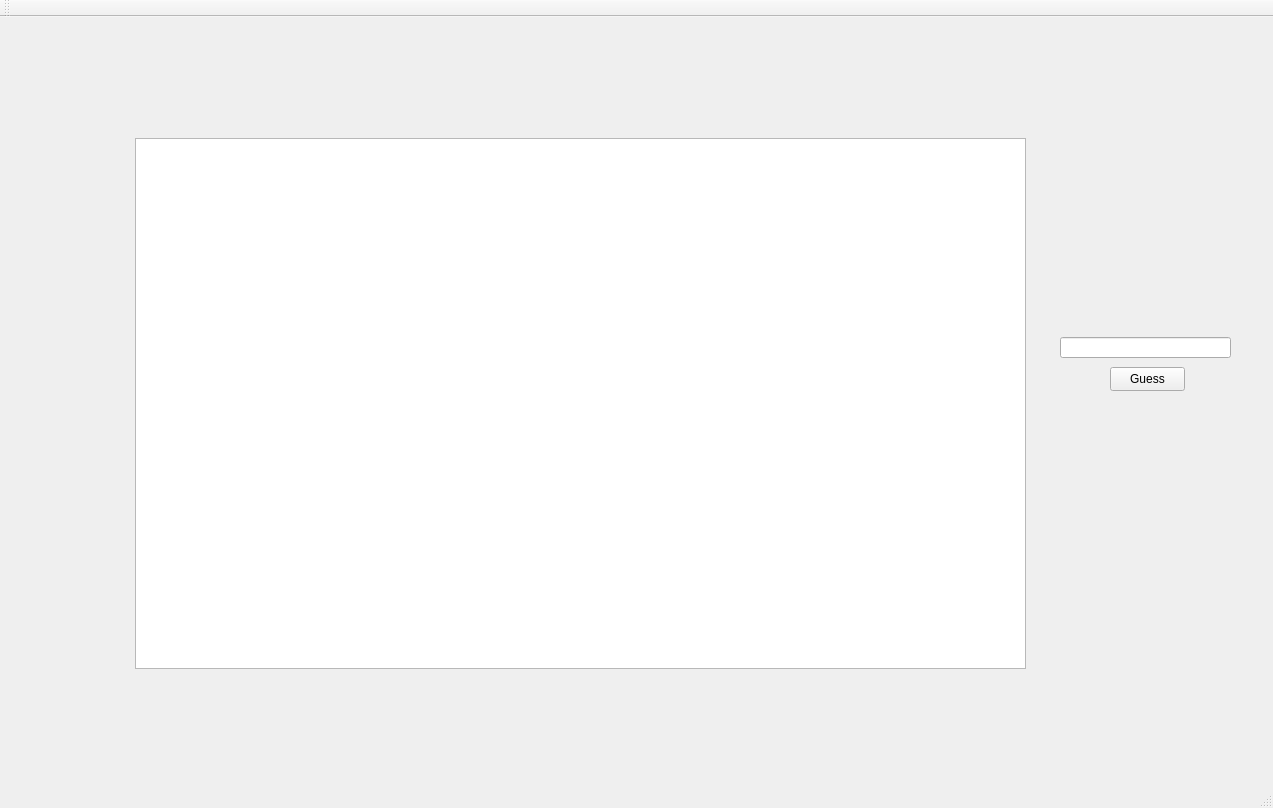
First picture: the form in Skribbl App/ClientGUI/startwindow.ui, repository codralexandra/ProjectModernCpp-Particular-Science, before the edit.
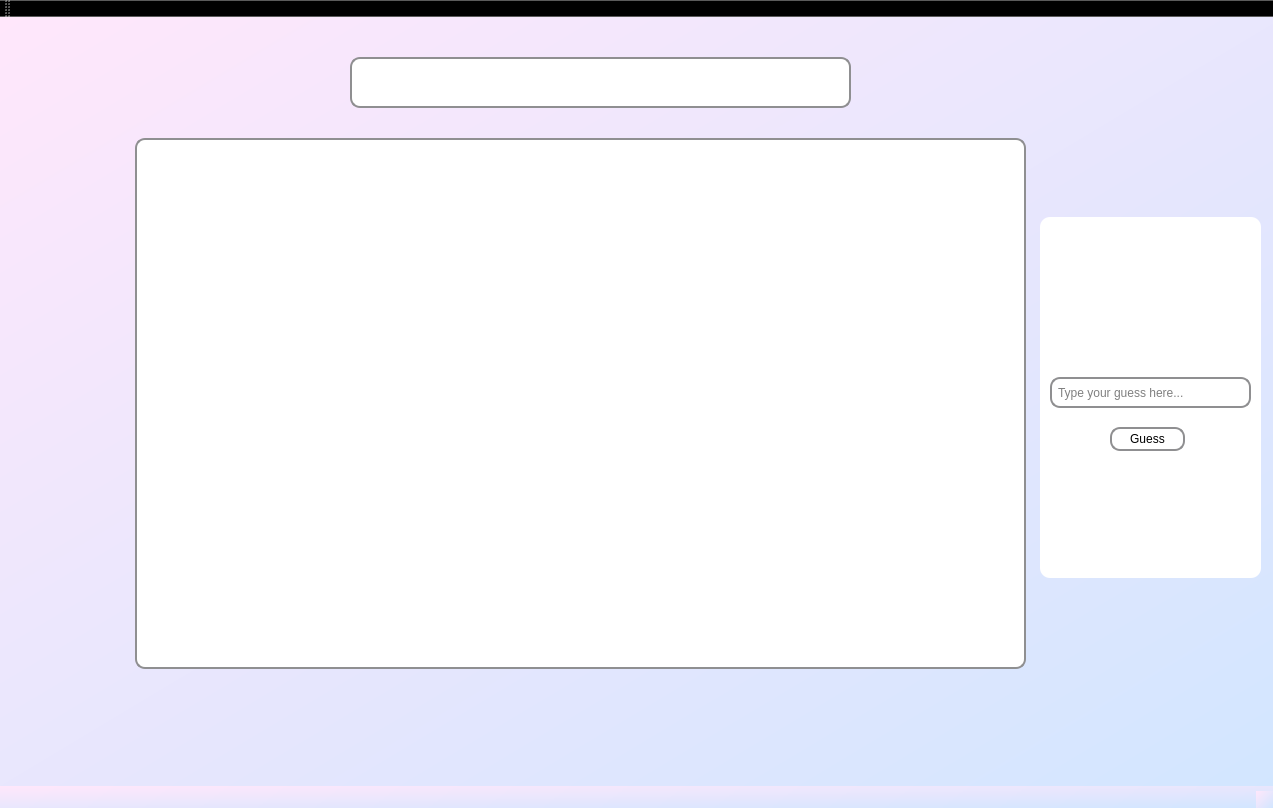
Second picture: the form after the edit.

Commit message: Cleaned up GUI, removed mute button (to be fixed or left removed)

```diff
--- a/Skribbl App/ClientGUI/startwindow.ui
+++ b/Skribbl App/ClientGUI/startwindow.ui
@@ -13,39 +13,30 @@
   <property name="windowTitle">
    <string>StartWindow</string>
   </property>
+  <property name="styleSheet">
+   <string notr="true">background: qlineargradient(spread:pad, x1:0, y1:0, x2:0.75, y2:0.79, stop:0 rgba(255, 190, 230, 255), stop:1 rgba(220, 217, 255, 255), x1:0, y1:0, x2:1, y2:1, stop:0 rgba(255, 231, 251, 255), stop:1 rgba(210, 230, 255, 255));</string>
+  </property>
   <widget class="QWidget" name="centralWidget">
-   <widget class="QLineEdit" name="wordInput">
-    <property name="geometry">
-     <rect>
-      <x>1060</x>
-      <y>320</y>
-      <width>171</width>
-      <height>21</height>
-     </rect>
-    </property>
-   </widget>
-   <widget class="QPushButton" name="pushButton">
-    <property name="geometry">
-     <rect>
-      <x>1110</x>
-      <y>350</y>
-      <width>75</width>
-      <height>24</height>
-     </rect>
-    </property>
-    <property name="text">
-     <string>Guess</string>
-    </property>
-   </widget>
    <widget class="QLabel" name="wordLabel">
     <property name="geometry">
      <rect>
-      <x>470</x>
-      <y>30</y>
-      <width>381</width>
-      <height>31</height>
+      <x>350</x>
+      <y>40</y>
+      <width>501</width>
+      <height>51</height>
      </rect>
     </property>
+    <property name="font">
+     <font>
+      <pointsize>12</pointsize>
+     </font>
+    </property>
+    <property name="styleSheet">
+     <string notr="true">background-color: white;
+border: 2px solid #8f8f91;
+border-radius: 10px;
+padding: 2px 4px;</string>
+    </property>
     <property name="text">
      <string/>
     </property>
@@ -59,6 +50,108 @@
       <height>531</height>
      </rect>
     </property>
+    <property name="styleSheet">
+     <string notr="true">background-color: white;
+border: 2px solid #8f8f91;
+border-radius: 10px;
+padding: 2px 4px;</string>
+    </property>
+   </widget>
+   <widget class="QWidget" name="widget" native="true">
+    <property name="geometry">
+     <rect>
+      <x>1040</x>
+      <y>200</y>
+      <width>221</width>
+      <height>361</height>
+     </rect>
+    </property>
+    <property name="styleSheet">
+     <string notr="true">background-color: white;
+border-radius: 10px;
+padding: 2px 4px;</string>
+    </property>
+    <widget class="QLineEdit" name="wordInput">
+     <property name="geometry">
+      <rect>
+       <x>10</x>
+       <y>160</y>
+       <width>201</width>
+       <height>31</height>
+      </rect>
+     </property>
+     <property name="styleSheet">
+      <string notr="true">#wordInput {
+    background-color: white;
+    border: 2px solid #8f8f91;
+    border-radius: 10px;
+    padding: 2px 4px;
+}
+
+#wordInput:focus {
+    border: 2px solid #4d90fe;
+}</string>
+     </property>
+     <property name="placeholderText">
+      <string>Type your guess here...</string>
+     </property>
+    </widget>
+    <widget class="QPushButton" name="guessButton">
+     <property name="geometry">
+      <rect>
+       <x>70</x>
+       <y>210</y>
+       <width>75</width>
+       <height>24</height>
+      </rect>
+     </property>
+     <property name="styleSheet">
+      <string notr="true">#guessButton {
+    background-color: white;
+    border: 2px solid #8f8f91;
+    border-radius: 10px;
+    padding: 5px 10px;
+}
+
+#guessButton:hover {
+    background-color: #d3d3d3;
+}
+
+#guessButton:pressed {
+    background-color: #a9a9a9; 
+    border: 2px solid #686868; 
+}</string>
+     </property>
+     <property name="text">
+      <string>Guess</string>
+     </property>
+    </widget>
+    <widget class="QLabel" name="rightResponseLabel">
+     <property name="geometry">
+      <rect>
+       <x>10</x>
+       <y>260</y>
+       <width>191</width>
+       <height>20</height>
+      </rect>
+     </property>
+     <property name="text">
+      <string/>
+     </property>
+    </widget>
+    <widget class="QLabel" name="wrongResponseLabel">
+     <property name="geometry">
+      <rect>
+       <x>10</x>
+       <y>280</y>
+       <width>191</width>
+       <height>20</height>
+      </rect>
+     </property>
+     <property name="text">
+      <string/>
+     </property>
+    </widget>
    </widget>
   </widget>
   <widget class="QMenuBar" name="menuBar">
```
The commit also changes 8 other files.
